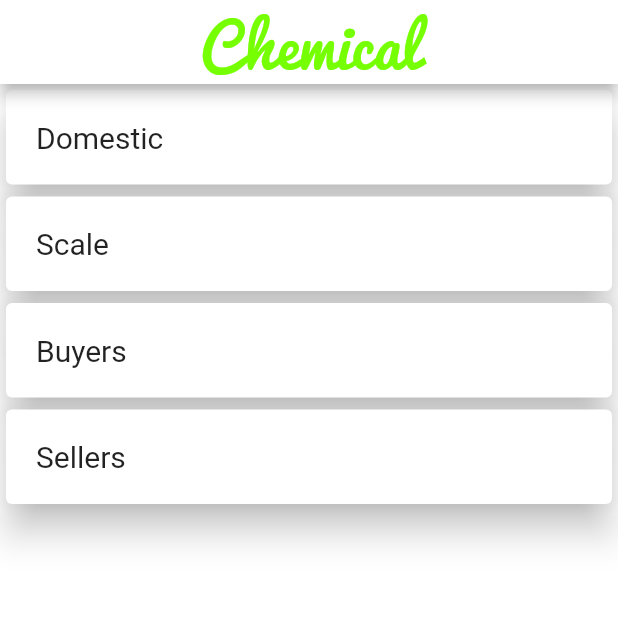
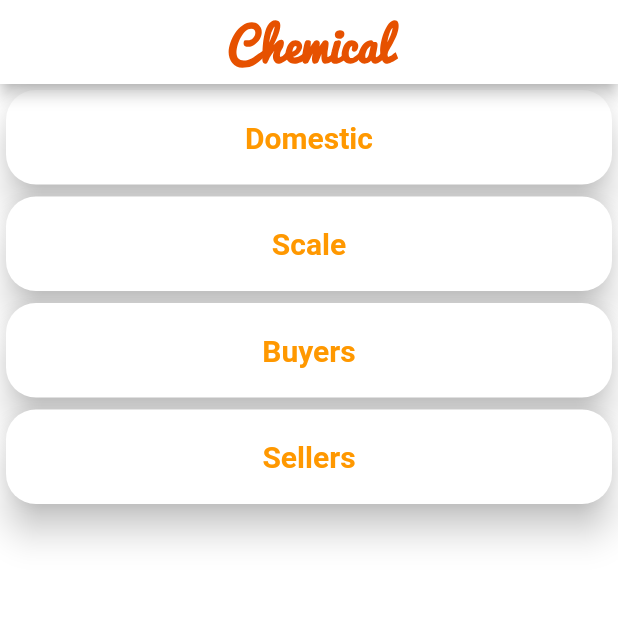
Before and after one commit to sanduni-E/Flutter, a Flutter app: the screen it shows after launch, after a tap on "Chemical", on a phone screen of 412 x 824 dp, the top half of it. Run offline on Flutter 3.47's test engine with Material 2 defaults, Android fonts, the phone set to English and light mode, and no system bars.

Commit message:
March 17,2020
update...

```diff
--- /dev/null
+++ b/flutter_app/Glass.dart
@@ -0,0 +1 @@
+import 'package:flutter/cupertino.dart';
--- a/flutter_app/lib/Chemical.dart
+++ b/flutter_app/lib/Chemical.dart
@@ -1,3 +1,4 @@
+import 'package:flutter/cupertino.dart';
 import 'package:flutter/material.dart';
 
 class G1 extends StatefulWidget{
@@ -19,8 +20,8 @@ class Chemical extends State<G1>{
     return new Scaffold(
 
       appBar: new AppBar(
-        title: new Text("Chemical", textAlign: TextAlign.center, style: TextStyle(fontSize: 40,color: Color(0xFF76FF03),
-            fontFamily: 'Pacifico', fontWeight: FontWeight.w400),),
+        title: new Text("Chemical", textAlign: TextAlign.center, style: TextStyle(fontSize: 30,color: Color(0xFFE65100),
+            fontFamily: 'Pacifico', fontWeight: FontWeight.w600),),
         backgroundColor: Colors.white , centerTitle: true, ),
       backgroundColor: Colors.white ,
 
@@ -40,14 +41,18 @@ class L1 extends StatelessWidget{
   @override
   Widget build(BuildContext context) {
     return new Card(
+      shape: new RoundedRectangleBorder(
+          borderRadius: new BorderRadius.circular(20.0)
+      ),
       elevation: 10.0,
       child: new Container(
         margin: EdgeInsets.all(10.0),
         padding: EdgeInsets.all(10.0),
         child: new Row(
+          mainAxisAlignment: MainAxisAlignment.center,
           children: <Widget>[
 
-            new Text(itemName,style: TextStyle(fontSize: 20.0),textAlign: TextAlign.center,)
+            new Text(itemName,style: TextStyle(fontSize: 20.0,color: Color(0xFFFF9800), fontWeight: FontWeight.w600),),
           ],
         ),
       ),
--- /dev/null
+++ b/flutter_app/lib/E-Waste.dart
@@ -0,0 +1 @@
+// TODO Implement this library.
--- a/flutter_app/lib/Home.dart
+++ b/flutter_app/lib/Home.dart
@@ -1,5 +1,9 @@
 import 'package:flutter/material.dart';
 import 'package:flutter_app/Chemical.dart';
+import 'package:flutter_app/E-Waste.dart';
+import 'package:flutter_app/Glass.dart';
+
+
 
  class Home extends StatefulWidget {
    @override
@@ -28,7 +32,7 @@ import 'package:flutter_app/Chemical.dart';
      return new Scaffold(
 
        appBar: new AppBar(
-         title: new Text("Eco Friendly", textAlign: TextAlign.center, style: TextStyle(fontSize: 40,color: Color(0xFF76FF03),
+         title: new Text("Eco Friendly", textAlign: TextAlign.center, style: TextStyle(fontSize: 40,color: Color(0xFFE65100),
         fontFamily: 'Pacifico', fontWeight: FontWeight.w400),),
           backgroundColor: Colors.white , centerTitle: true, ),
          backgroundColor: Colors.white ,
@@ -55,7 +59,7 @@ import 'package:flutter_app/Chemical.dart';
                      new Text("Chemical",
                        style: TextStyle(
                          fontSize: 18.0,
-                         color: Color(0xFF76FF03)
+                         color: Color(0xFFFF9800)
                        ),
                      )
                    ],
@@ -88,12 +92,19 @@ import 'package:flutter_app/Chemical.dart';
                      new Text("E-Waste",
                        style: TextStyle(
                            fontSize: 18.0,
-                           color: Color(0xFF76FF03)
+                           color: Color(0xFFFF9800)
                        ),
                      )
                    ],
                  ),
                ),
+              onTap: (){
+                 Navigator.push(
+                     context,
+                     MaterialPageRoute(
+                         builder: (context)  => G2())
+                );
+              },
              ),
              new GestureDetector(
                child: new Card(
@@ -114,7 +125,7 @@ import 'package:flutter_app/Chemical.dart';
                      new Text("Glass",
                        style: TextStyle(
                            fontSize: 18.0,
-                           color: Color(0xFF76FF03)
+                           color: Color(0xFFFF9800)
                        ),
                      )
                    ],
@@ -140,7 +151,7 @@ import 'package:flutter_app/Chemical.dart';
                      new Text("Organic",
                        style: TextStyle(
                            fontSize: 18.0,
-                           color: Color(0xFF76FF03)
+                           color: Color(0xFFFF9800)
                        ),
                      )
                    ],
@@ -166,7 +177,7 @@ import 'package:flutter_app/Chemical.dart';
                      new Text("Papers",
                        style: TextStyle(
                            fontSize: 18.0,
-                           color: Color(0xFF76FF03)
+                           color: Color(0xFFFF9800)
                        ),
                      )
                    ],
@@ -192,7 +203,7 @@ import 'package:flutter_app/Chemical.dart';
                      new Text("Plastics",
                        style: TextStyle(
                            fontSize: 18.0,
-                           color: Color(0xFF76FF03)
+                           color: Color(0xFFFF9800)
                        ),
                      )
                    ],
@@ -206,6 +217,7 @@ import 'package:flutter_app/Chemical.dart';
                  shape: new RoundedRectangleBorder(
                      borderRadius: new BorderRadius.circular(20.0)
                  ),
+                 child: new Center(
                  child: new Column(
                    children: <Widget>[
                      new Image.asset("Images/Polythene.png",
@@ -218,12 +230,13 @@ import 'package:flutter_app/Chemical.dart';
                      new Text("Polythene",
                        style: TextStyle(
                            fontSize: 18.0,
-                           color: Color(0xFF76FF03)
+                           color: Color(0xFFFF9800)
                        ),
                      )
                    ],
                  ),
                ),
+             )
              )
            ],
        ),
@@ -235,4 +248,3 @@ import 'package:flutter_app/Chemical.dart';
 
 
    }
- }
--- a/flutter_app/lib/main.dart
+++ b/flutter_app/lib/main.dart
@@ -1,6 +1,10 @@
 import 'package:flutter/material.dart';
 import 'package:flutter_app/Home.dart';
 import 'package:flutter_app/Chemical.dart';
+import 'package:flutter_app/E-Waste.dart';
+import 'package:flutter_app/Glass.dart';
+
+
 
 void main(){
   runApp(new MaterialApp(
--- a/flutter_app/pubspec.yaml
+++ b/flutter_app/pubspec.yaml
@@ -40,7 +40,3 @@ flutter:
     - family: Pacifico
       fonts:
         - asset: assets/font/Pacifico.ttf
-
-
-  assets:
-    - Images/Chemical.jpg
```
Also changed, not shown: flutter_app/E-Waste.dart (added, +62 -0 lines).
